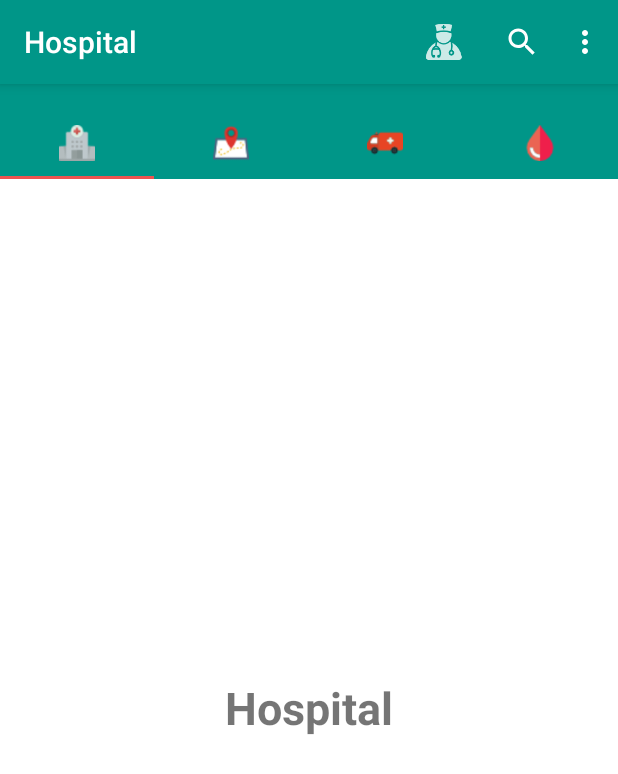
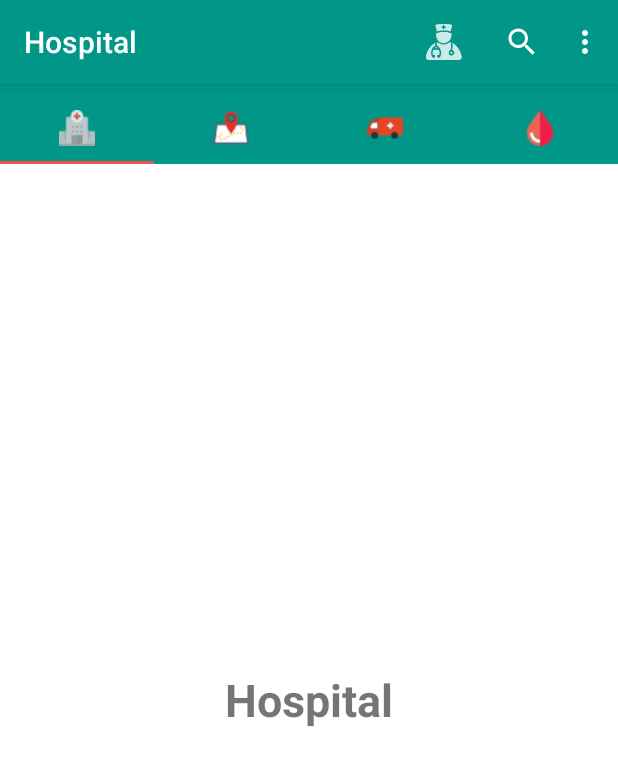
Before and after one commit to aujisti-ador/MedicalExpress, an Android app: the screen it shows after launch (MainActivity), on a phone screen of 412 x 824 dp. Shown: the top 774 px of the screen. Run offline under Robolectric (Android 15) with nearby library versions, the phone set to English and light mode, and no system bars.

```diff
--- a/app/src/main/res/layout/activity_main.xml
+++ b/app/src/main/res/layout/activity_main.xml
@@ -22,9 +22,9 @@
         <android.support.design.widget.TabLayout
             android:layout_width="match_parent"
             android:layout_height="wrap_content"
-            android:layout_marginTop="15dp"
             android:id="@+id/tabLayout"
             app:tabMode="fixed"
+            android:layout_marginTop="5dp"
             app:tabGravity="fill"
             ></android.support.design.widget.TabLayout>
 
--- a/app/src/main/res/layout/toolbar_layout.xml
+++ b/app/src/main/res/layout/toolbar_layout.xml
@@ -6,8 +6,8 @@
     android:layout_height="wrap_content"
     android:background="@color/colorPrimary"
     android:fitsSystemWindows="true"
-    android:elevation="5dp"
-    android:textSize="12sp"
+    android:elevation="4dp"
+    android:textSize="10sp"
     android:id="@+id/toolBar"
     app:theme="@style/Base.ThemeOverlay.AppCompat.Dark.ActionBar"
     >
--- a/app/src/main/res/values/styles.xml
+++ b/app/src/main/res/values/styles.xml
@@ -8,4 +8,5 @@
         <item name="colorAccent">@color/colorAccent</item>
     </style>
 
+
 </resources>
```
